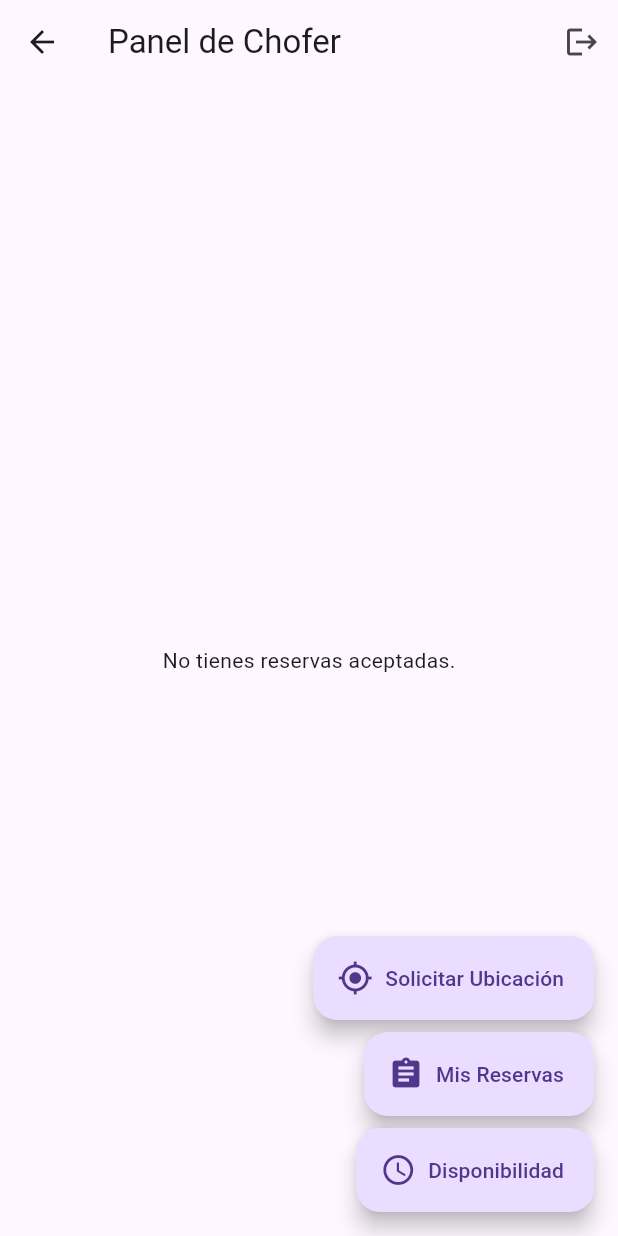
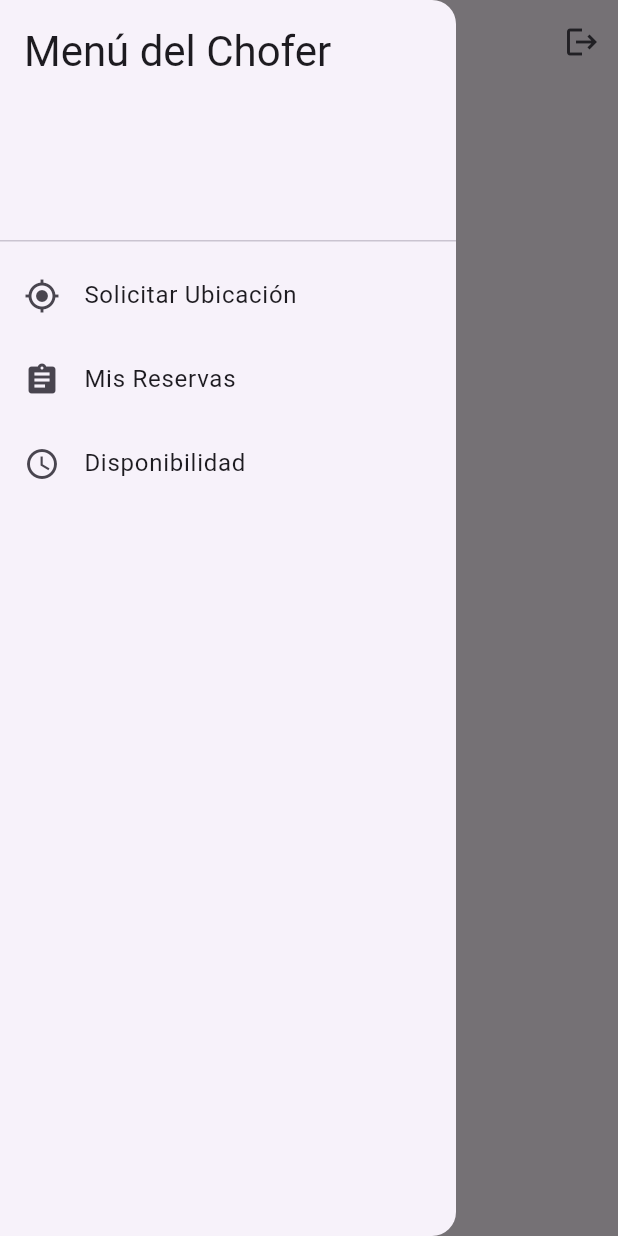
Before and after one commit to bvisionfund/tecnologia-app, a Flutter app: the DriverHomeScreen screen opened by its route, with the side drawer open (before the commit the screen has no drawer), on a phone screen of 412 x 824 dp. Run offline on Flutter 3.47's test engine with Material 3 defaults, Android fonts, the phone set to English and light mode, and no system bars; our stand-ins replace cloud_firestore, firebase_auth, firebase_core, firebase_messaging, flutter_riverpod, geolocator and 2 more; accounts and stored records are empty.

Commit message:
se cambia botones a menu de chofer

```diff
--- a/lib/screens/driver_home_screen.dart
+++ b/lib/screens/driver_home_screen.dart
@@ -1,15 +1,17 @@
+// lib/screens/driver_home_screen.dart
+
 import 'dart:async';
 
 import 'package:cloud_firestore/cloud_firestore.dart';
 import 'package:flutter/material.dart';
 import 'package:flutter_riverpod/flutter_riverpod.dart';
 import 'package:geolocator/geolocator.dart';
-import 'package:tecnologia_app/widgets/reservation_detail_sheet.dart';
 
 import '../app_router.dart';
 import '../models/reservation.dart';
 import '../providers/auth_provider.dart';
 import '../services/location_service.dart';
+import '../widgets/reservation_detail_sheet.dart';
 
 class DriverHomeScreen extends ConsumerStatefulWidget {
   const DriverHomeScreen({Key? key}) : super(key: key);
@@ -76,7 +78,6 @@ class _DriverHomeScreenState extends ConsumerState<DriverHomeScreen> {
     }
     final uid = user.uid;
 
-    // Stream de reservas aceptadas para este chofer
     final acceptedStream = FirebaseFirestore.instance
         .collection('reservations')
         .where('driverId', isEqualTo: uid)
@@ -97,13 +98,20 @@ class _DriverHomeScreenState extends ConsumerState<DriverHomeScreen> {
           ),
         ],
       ),
-      floatingActionButton: Column(
-        mainAxisSize: MainAxisSize.min,
-        crossAxisAlignment: CrossAxisAlignment.end,
+      drawer: Drawer(
+        child: ListView(
           children: [
-          FloatingActionButton.extended(
-            heroTag: 'Solicitar Ubicación',
-            onPressed: () async {
+            DrawerHeader(
+              child: Text(
+                'Menú del Chofer',
+                style: Theme.of(context).textTheme.headlineMedium,
+              ),
+            ),
+            ListTile(
+              leading: const Icon(Icons.gps_fixed),
+              title: const Text('Solicitar Ubicación'),
+              onTap: () async {
+                Navigator.pop(context);
                 final granted = await ensureLocationPermission();
                 ScaffoldMessenger.of(context).showSnackBar(
                   SnackBar(
@@ -115,28 +123,26 @@ class _DriverHomeScreenState extends ConsumerState<DriverHomeScreen> {
                   ),
                 );
               },
-            icon: const Icon(Icons.gps_fixed),
-            label: const Text('Solicitar Ubicación'),
             ),
-          const SizedBox(height: 8),
-          FloatingActionButton.extended(
-            heroTag: 'reservas',
-            onPressed: () =>
-                Navigator.pushNamed(context, Routes.driverReservations),
-            icon: const Icon(Icons.assignment),
-            label: const Text('Mis Reservas'),
+            ListTile(
+              leading: const Icon(Icons.assignment),
+              title: const Text('Mis Reservas'),
+              onTap: () {
+                Navigator.pop(context);
+                Navigator.pushNamed(context, Routes.driverReservations);
+              },
             ),
-          const SizedBox(height: 8),
-          FloatingActionButton.extended(
-            heroTag: 'disponibilidad',
-            onPressed: () => Navigator.pushNamed(context, Routes.availability),
-            icon: const Icon(Icons.schedule),
-            label: const Text('Disponibilidad'),
+            ListTile(
+              leading: const Icon(Icons.schedule),
+              title: const Text('Disponibilidad'),
+              onTap: () {
+                Navigator.pop(context);
+                Navigator.pushNamed(context, Routes.availability);
+              },
             ),
           ],
         ),
-
-      // --- NUEVO BODY: Listado de Cards para reservas aceptadas ---
+      ),
       body: StreamBuilder<QuerySnapshot>(
         stream: acceptedStream,
         builder: (context, snap) {
@@ -147,7 +153,6 @@ class _DriverHomeScreenState extends ConsumerState<DriverHomeScreen> {
           if (docs.isEmpty) {
             return const Center(child: Text('No tienes reservas aceptadas.'));
           }
-
           return ListView.builder(
             padding: const EdgeInsets.all(8),
             itemCount: docs.length,
@@ -155,7 +160,7 @@ class _DriverHomeScreenState extends ConsumerState<DriverHomeScreen> {
               final r = Reservation.fromDoc(docs[i]);
               return FutureBuilder<DocumentSnapshot>(
                 future: FirebaseFirestore.instance
-                    .collection('users') // o 'clients' según tu colección real
+                    .collection('users')
                     .doc(r.userId)
                     .get(),
                 builder: (context, userSnap) {
@@ -168,7 +173,6 @@ class _DriverHomeScreenState extends ConsumerState<DriverHomeScreen> {
                     clientName = data['nombre'] as String? ?? 'Sin nombre';
                     clientPhone = data['telefono'] as String? ?? 'Sin Teléfono';
                   }
-
                   return Card(
                     margin: const EdgeInsets.symmetric(vertical: 6),
                     shape: RoundedRectangleBorder(
@@ -185,7 +189,7 @@ class _DriverHomeScreenState extends ConsumerState<DriverHomeScreen> {
                         style: const TextStyle(fontWeight: FontWeight.bold),
                       ),
                       subtitle: Text(
-                        '${r.pickupTime.toLocal()} → ${r.pickupLocation ?? 'Sin destino'}',
+                        '${r.pickupTime.toLocal()} → ${r.pickupAddress ?? 'Sin destino'}',
                         maxLines: 2,
                         overflow: TextOverflow.ellipsis,
                       ),
```
Lines whose indentation alone changed are shown as unchanged.
